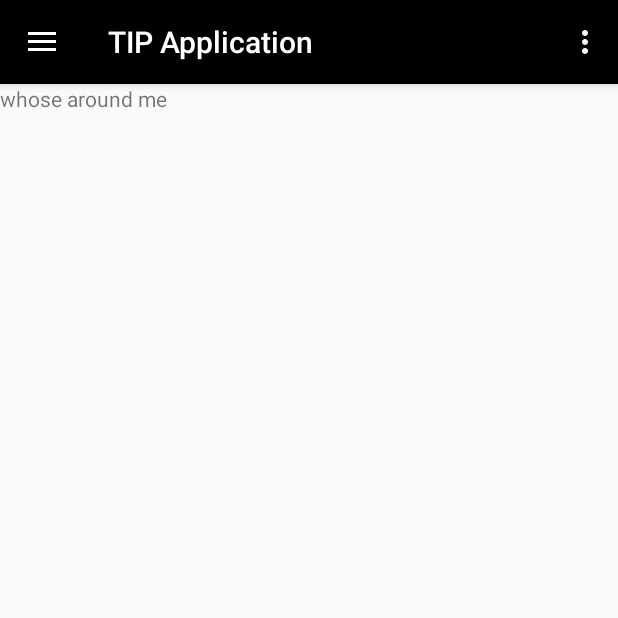
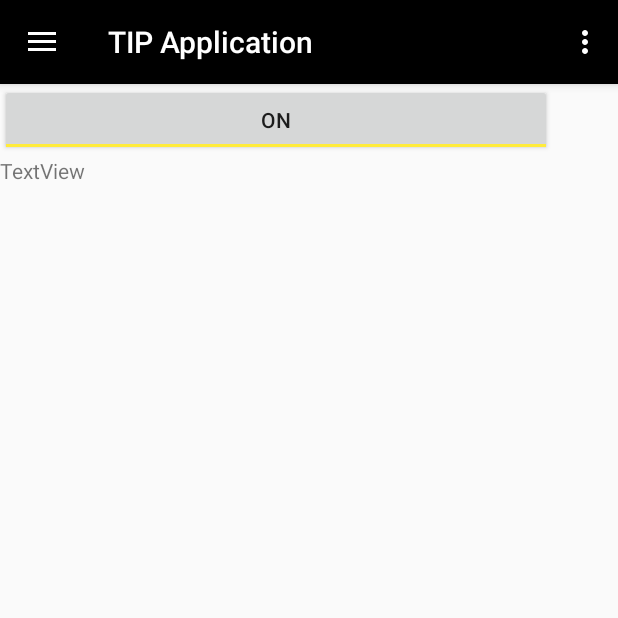
Before and after one commit to iandanicomarino/TIP-Application, an Android app: the screen it shows after launch (MainActivity), in the side drawer, after a tap on "Who's around me", on a phone screen of 412 x 824 dp, the top half of it. Run offline under Robolectric (Android 15) with nearby library versions, the phone set to English and light mode, and no system bars.

Commit message:
added support for   bt

```diff
--- a/app/src/main/AndroidManifest.xml
+++ b/app/src/main/AndroidManifest.xml
@@ -42,5 +42,6 @@
             android:name=".WhereAmI_Activity"
             android:label="@string/title_activity_where_am_i_"></activity>
     </application>
-
+    <uses-permission android:name="android.permission.BLUETOOTH"/>
+    <uses-permission android:name="android.permission.BLUETOOTH_ADMIN"/>
 </manifest>
--- a/app/src/main/java/com/iandanico/tipapplication/WhosAroundMe.java
+++ b/app/src/main/java/com/iandanico/tipapplication/WhosAroundMe.java
@@ -1,22 +1,60 @@
 package com.iandanico.tipapplication;
 
+import android.bluetooth.BluetoothAdapter;
 import android.os.Bundle;
 import android.support.annotation.Nullable;
 import android.support.v4.app.Fragment;
+import android.util.Log;
 import android.view.LayoutInflater;
 import android.view.View;
 import android.view.ViewGroup;
+import android.widget.Button;
+import android.widget.ToggleButton;
 
 /**
  * Created by nekomarino on 9/3/17.
  */
 
 public class WhosAroundMe extends Fragment {
+    ToggleButton bluOnOff;
     View myView;
     @Nullable
     @Override
     public View onCreateView(LayoutInflater inflater, @Nullable ViewGroup container, Bundle savedInstanceState) {
         myView = inflater.inflate(R.layout.whos_around_me, container, false);
+        ToggleButton bluOnOff = (ToggleButton) myView.findViewById(R.id.bluetoothToggle);
+
+        final boolean btstatus = checkIfBluetoothIsOnOrOff();
+        bluOnOff.setChecked(btstatus);
+        bluOnOff.setOnClickListener(new View.OnClickListener() {
+            @Override
+            public void onClick(View view) {
+                final boolean btstatus = checkIfBluetoothIsOnOrOff();
+                setBluetooth(!btstatus);
+                Log.d("MyTagGoesHere", Boolean.toString(btstatus));
+            }
+        });
         return myView;
     }
+
+
+
+
+
+    public static boolean checkIfBluetoothIsOnOrOff(){
+        BluetoothAdapter bluetoothAdapter = BluetoothAdapter.getDefaultAdapter();
+        return bluetoothAdapter.enable();
+    }
+    public static boolean setBluetooth(boolean enable) {
+        BluetoothAdapter bluetoothAdapter = BluetoothAdapter.getDefaultAdapter();
+        boolean isEnabled = bluetoothAdapter.isEnabled();
+        if (enable && !isEnabled) {
+            return bluetoothAdapter.enable();
+        }
+        else if(!enable && isEnabled) {
+            return bluetoothAdapter.disable();
+        }
+        // No need to change bluetooth state
+        return true;
+    }
 }
--- a/app/src/main/res/layout/whos_around_me.xml
+++ b/app/src/main/res/layout/whos_around_me.xml
@@ -1,11 +1,28 @@
 <?xml version="1.0" encoding="utf-8"?>
 <RelativeLayout xmlns:android="http://schemas.android.com/apk/res/android"
-    android:orientation="vertical" android:layout_width="match_parent"
+    xmlns:tools="http://schemas.android.com/tools"
+    android:orientation="vertical"
+    android:layout_width="match_parent"
     android:layout_height="match_parent">
 
-    <TextView
-        android:id="@+id/textView4"
-        android:layout_width="match_parent"
-        android:layout_height="wrap_content"
-        android:text="whose around me" />
+
+    <LinearLayout
+        android:layout_width="585dp"
+        android:layout_height="810dp"
+        android:orientation="vertical"
+        tools:layout_editor_absoluteY="8dp"
+        tools:layout_editor_absoluteX="8dp">
+
+        <ToggleButton
+            android:id="@+id/bluetoothToggle"
+            android:layout_width="match_parent"
+            android:layout_height="wrap_content"
+            android:text="ToggleButton" />
+
+        <TextView
+            android:id="@+id/textView4"
+            android:layout_width="match_parent"
+            android:layout_height="wrap_content"
+            android:text="TextView" />
+    </LinearLayout>
 </RelativeLayout>
```
